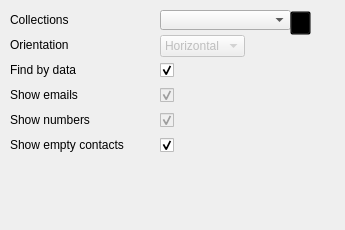
Old version of the form contacts/config.ui in the repository KDE/akonadi-google-applets.
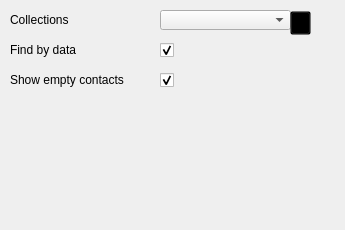
New version of the form.

```diff
--- a/contacts/config.ui
+++ b/contacts/config.ui
@@ -54,70 +54,6 @@
     <enum>QComboBox::AdjustToContentsOnFirstShow</enum>
    </property>
   </widget>
-  <widget class="QLabel" name="label">
-   <property name="geometry">
-    <rect>
-     <x>10</x>
-     <y>85</y>
-     <width>100</width>
-     <height>20</height>
-    </rect>
-   </property>
-   <property name="text">
-    <string>Show emails</string>
-   </property>
-  </widget>
-  <widget class="QCheckBox" name="showEmails">
-   <property name="enabled">
-    <bool>false</bool>
-   </property>
-   <property name="geometry">
-    <rect>
-     <x>160</x>
-     <y>85</y>
-     <width>150</width>
-     <height>20</height>
-    </rect>
-   </property>
-   <property name="text">
-    <string/>
-   </property>
-   <property name="checked">
-    <bool>true</bool>
-   </property>
-  </widget>
-  <widget class="QCheckBox" name="showNumbers">
-   <property name="enabled">
-    <bool>false</bool>
-   </property>
-   <property name="geometry">
-    <rect>
-     <x>160</x>
-     <y>110</y>
-     <width>89</width>
-     <height>21</height>
-    </rect>
-   </property>
-   <property name="text">
-    <string/>
-   </property>
-   <property name="checked">
-    <bool>true</bool>
-   </property>
-  </widget>
-  <widget class="QLabel" name="label_3">
-   <property name="geometry">
-    <rect>
-     <x>10</x>
-     <y>110</y>
-     <width>100</width>
-     <height>20</height>
-    </rect>
-   </property>
-   <property name="text">
-    <string>Show numbers</string>
-   </property>
-  </widget>
   <widget class="QPushButton" name="loadCollections">
    <property name="geometry">
     <rect>
@@ -134,56 +70,11 @@
     <string/>
    </property>
   </widget>
-  <widget class="QComboBox" name="orientationBox">
-   <property name="enabled">
-    <bool>false</bool>
-   </property>
-   <property name="geometry">
-    <rect>
-     <x>160</x>
-     <y>35</y>
-     <width>101</width>
-     <height>24</height>
-    </rect>
-   </property>
-   <property name="layoutDirection">
-    <enum>Qt::LeftToRight</enum>
-   </property>
-   <property name="currentIndex">
-    <number>0</number>
-   </property>
-   <property name="sizeAdjustPolicy">
-    <enum>QComboBox::AdjustToContents</enum>
-   </property>
-   <item>
-    <property name="text">
-     <string>Horizontal</string>
-    </property>
-   </item>
-   <item>
-    <property name="text">
-     <string>Vertical</string>
-    </property>
-   </item>
-  </widget>
-  <widget class="QLabel" name="label_2">
-   <property name="geometry">
-    <rect>
-     <x>10</x>
-     <y>35</y>
-     <width>100</width>
-     <height>20</height>
-    </rect>
-   </property>
-   <property name="text">
-    <string>Orientation</string>
-   </property>
-  </widget>
   <widget class="QLabel" name="label_5">
    <property name="geometry">
     <rect>
      <x>10</x>
-     <y>60</y>
+     <y>40</y>
      <width>131</width>
      <height>20</height>
     </rect>
@@ -196,7 +87,7 @@
    <property name="geometry">
     <rect>
      <x>160</x>
-     <y>60</y>
+     <y>40</y>
      <width>89</width>
      <height>20</height>
     </rect>
@@ -212,7 +103,7 @@
    <property name="geometry">
     <rect>
      <x>10</x>
-     <y>135</y>
+     <y>70</y>
      <width>141</width>
      <height>20</height>
     </rect>
@@ -225,7 +116,7 @@
    <property name="geometry">
     <rect>
      <x>160</x>
-     <y>135</y>
+     <y>70</y>
      <width>89</width>
      <height>20</height>
     </rect>
```
